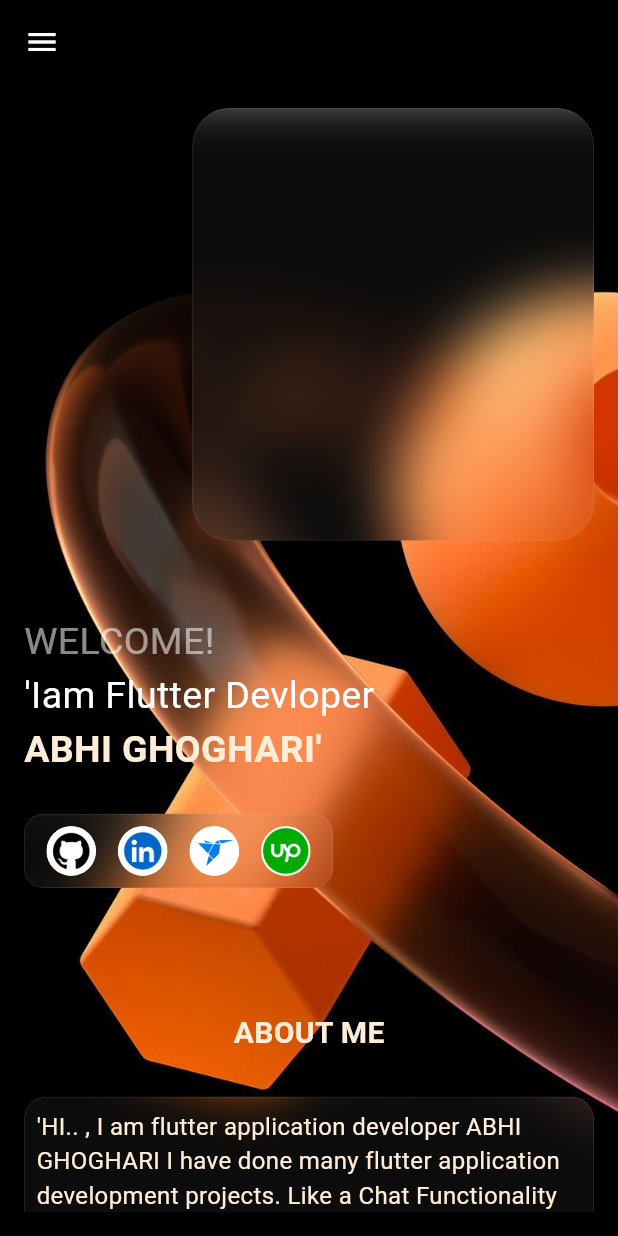
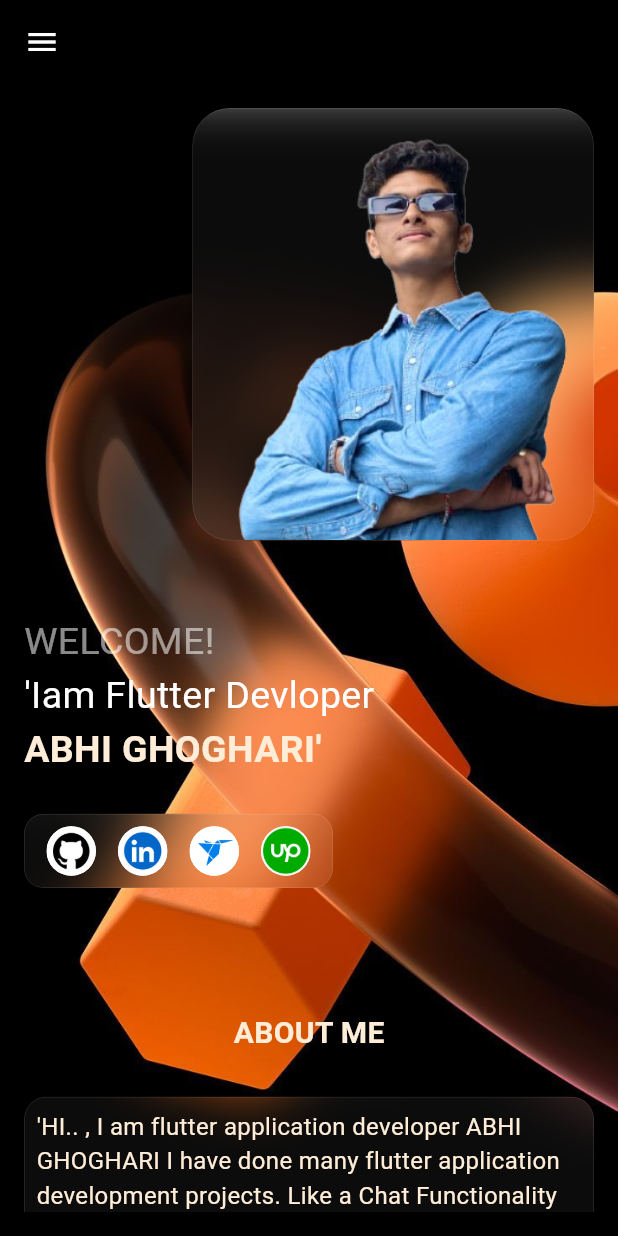
Before and after one commit to Abhi-GhoGhari/myportfolio, a Flutter app: the screen it shows after launch, on a phone screen of 412 x 824 dp. Run offline on Flutter 3.47's test engine with Material 3 defaults, Android fonts, the phone set to English and light mode, and no system bars; drawn by our look-alikes of glassmorphism_ui.

Commit message:
26/12/2024

```diff
--- a/lib/presentation/view/page/home_page/home_page.dart
+++ b/lib/presentation/view/page/home_page/home_page.dart
@@ -89,9 +89,10 @@
                           blur: 20,
                           borderRadius: BorderRadius.circular(25),
                           // color: Colors.white,
-                          // child: const Image(
-                          //   image: AssetImage("lib/assets/images/abhi.jpg"),
-                          // ),
+                          child: const Image(
+                            image: AssetImage("lib/assets/images/my.png"),
+                            fit: BoxFit.cover,
+                          ),
                         ),
                       ),
                       SizedBox(
```
Also changed, not shown: lib/assets/images/my.png (added).
